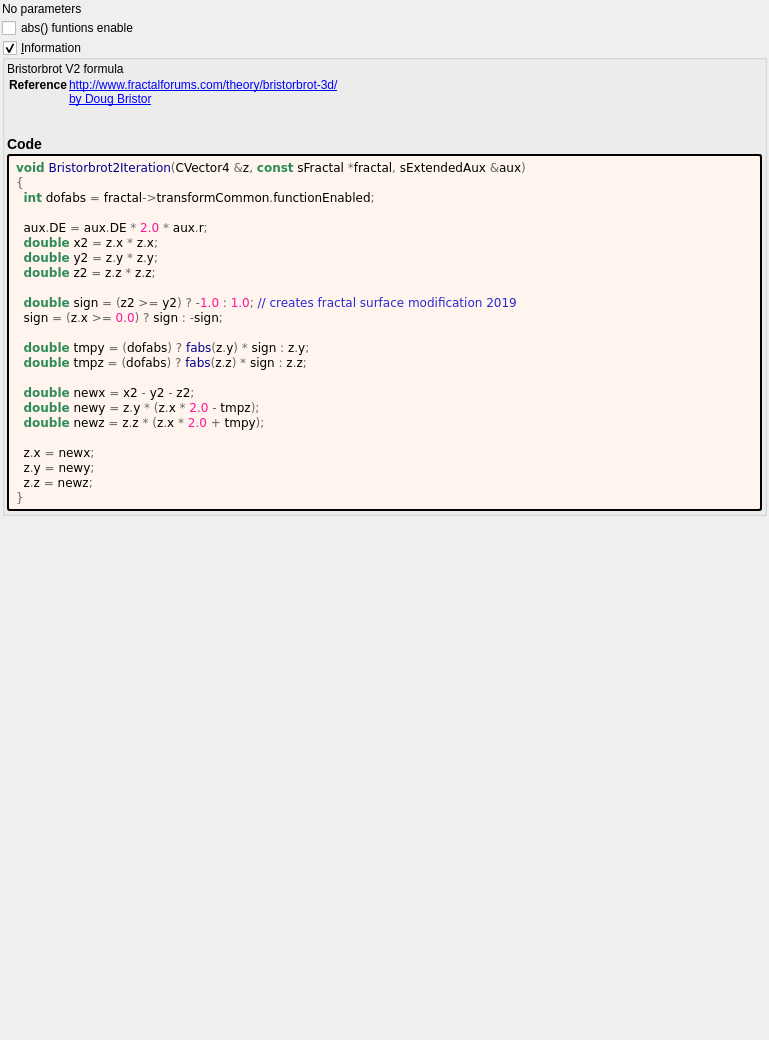
Qt form mandelbulber2/formula/ui/bristorbrot2.ui (buddhi1980/mandelbulber2) before a commit.
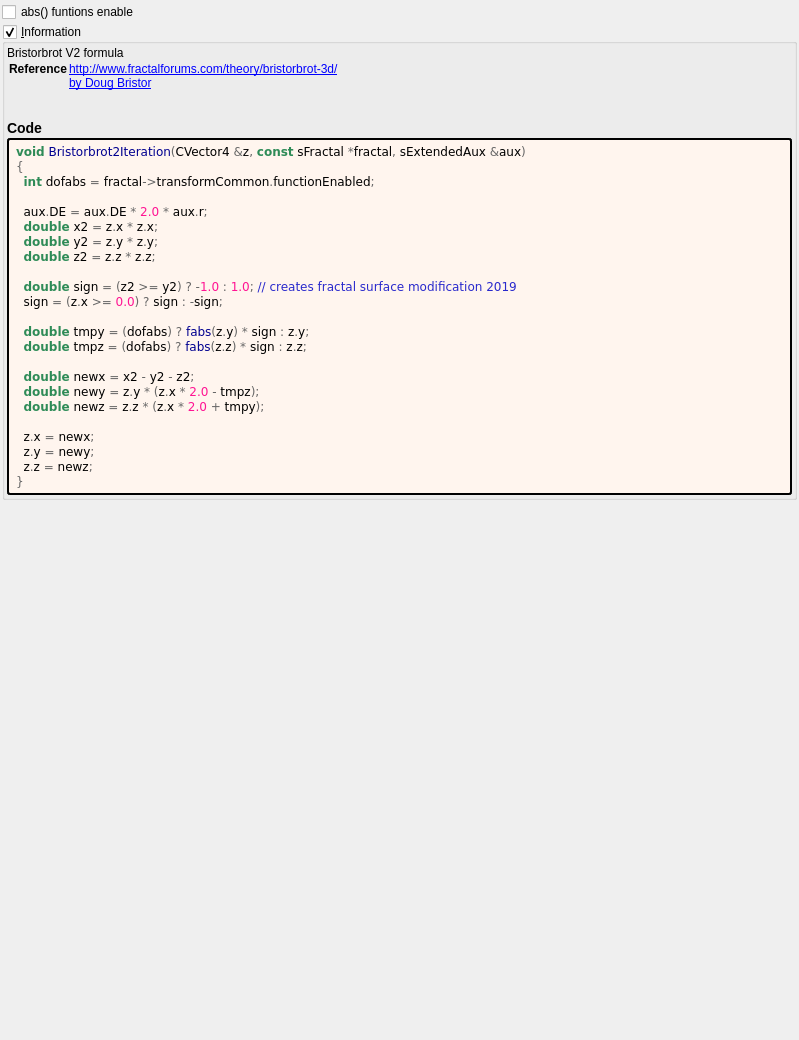
The same form after that commit. Custom widgets are drawn as their Qt base class.

Diff of the .ui file:
```diff
--- a/mandelbulber2/formula/ui/bristorbrot2.ui
+++ b/mandelbulber2/formula/ui/bristorbrot2.ui
@@ -6,7 +6,7 @@
    <rect>
     <x>0</x>
     <y>0</y>
-    <width>769</width>
+    <width>799</width>
     <height>1040</height>
    </rect>
   </property>
@@ -29,13 +29,6 @@
    <property name="bottomMargin">
     <number>2</number>
    </property>
-   <item>
-    <widget class="QLabel" name="label">
-     <property name="text">
-      <string>No parameters</string>
-     </property>
-    </widget>
-   </item>
    <item>
     <widget class="MyCheckBox" name="checkBox_transf_function_enabled">
      <property name="text">
```
Left out of the diff: 2 changed lines with no effect on the pictures.
